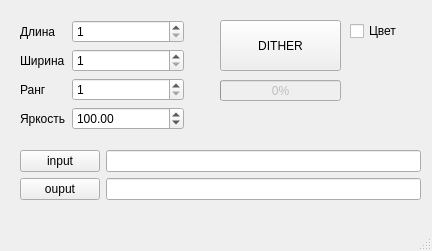
Before: the Qt Designer form mainwindow.ui in Pomidor1638/DitherIT, drawn with Qt 5.
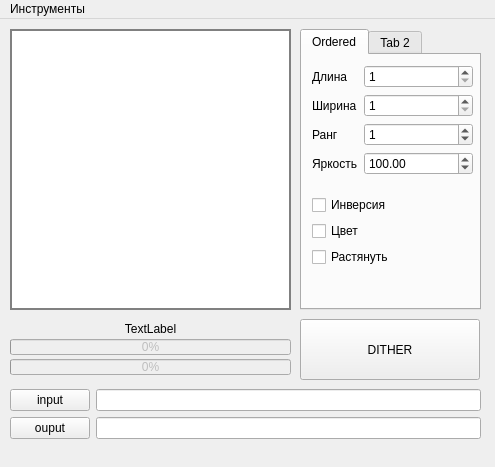
After: the same form once the commit is applied.

Commit message: added pallete menu

Patch:
```diff
--- a/mainwindow.ui
+++ b/mainwindow.ui
@@ -2,16 +2,40 @@
 <ui version="4.0">
  <class>MainWindow</class>
  <widget class="QMainWindow" name="MainWindow">
+  <property name="enabled">
+   <bool>true</bool>
+  </property>
   <property name="geometry">
    <rect>
     <x>0</x>
     <y>0</y>
-    <width>432</width>
-    <height>251</height>
+    <width>495</width>
+    <height>467</height>
    </rect>
   </property>
+  <property name="sizePolicy">
+   <sizepolicy hsizetype="Preferred" vsizetype="Preferred">
+    <horstretch>0</horstretch>
+    <verstretch>0</verstretch>
+   </sizepolicy>
+  </property>
+  <property name="minimumSize">
+   <size>
+    <width>495</width>
+    <height>436</height>
+   </size>
+  </property>
+  <property name="maximumSize">
+   <size>
+    <width>16384</width>
+    <height>16384</height>
+   </size>
+  </property>
   <property name="windowTitle">
-   <string>MainWindow</string>
+   <string>DitherIT</string>
+  </property>
+  <property name="toolButtonStyle">
+   <enum>Qt::ToolButtonStyle::ToolButtonIconOnly</enum>
   </property>
   <property name="animated">
    <bool>true</bool>
@@ -22,45 +46,198 @@
   <property name="tabShape">
    <enum>QTabWidget::TabShape::Rounded</enum>
   </property>
+  <property name="dockNestingEnabled">
+   <bool>false</bool>
+  </property>
   <property name="dockOptions">
    <set>QMainWindow::DockOption::AllowTabbedDocks|QMainWindow::DockOption::AnimatedDocks</set>
   </property>
+  <property name="unifiedTitleAndToolBarOnMac">
+   <bool>false</bool>
+  </property>
   <widget class="QWidget" name="centralwidget">
-   <widget class="QToolButton" name="DitherIT">
     <property name="enabled">
      <bool>true</bool>
     </property>
+   <widget class="QProgressBar" name="progressBar">
+    <property name="enabled">
+     <bool>false</bool>
+    </property>
     <property name="geometry">
      <rect>
-      <x>220</x>
-      <y>20</y>
-      <width>121</width>
-      <height>51</height>
+      <x>10</x>
+      <y>320</y>
+      <width>281</width>
+      <height>16</height>
      </rect>
     </property>
-    <property name="sizePolicy">
-     <sizepolicy hsizetype="Fixed" vsizetype="Fixed">
-      <horstretch>0</horstretch>
-      <verstretch>0</verstretch>
-     </sizepolicy>
+    <property name="value">
+     <number>0</number>
     </property>
+   </widget>
+   <widget class="QWidget" name="formLayoutWidget_2">
+    <property name="geometry">
+     <rect>
+      <x>10</x>
+      <y>370</y>
+      <width>471</width>
+      <height>61</height>
+     </rect>
+    </property>
+    <layout class="QFormLayout" name="formLayout_2">
+     <item row="0" column="0">
+      <widget class="QPushButton" name="browseInput">
     <property name="text">
-     <string>DITHER</string>
-    </property>
-    <property name="checkable">
+        <string>input</string>
+       </property>
+      </widget>
+     </item>
+     <item row="1" column="0">
+      <widget class="QPushButton" name="browseOuput">
+       <property name="text">
+        <string>ouput</string>
+       </property>
+      </widget>
+     </item>
+     <item row="1" column="1">
+      <widget class="QLineEdit" name="outputPath">
+       <property name="readOnly">
+        <bool>true</bool>
+       </property>
+      </widget>
+     </item>
+     <item row="0" column="1">
+      <widget class="QLineEdit" name="inputPath">
+       <property name="readOnly">
+        <bool>true</bool>
+       </property>
+      </widget>
+     </item>
+    </layout>
+   </widget>
+   <widget class="QGraphicsView" name="graphicsView">
+    <property name="geometry">
+     <rect>
+      <x>10</x>
+      <y>10</y>
+      <width>281</width>
+      <height>281</height>
+     </rect>
+    </property>
+    <property name="styleSheet">
+     <string notr="true">border: 2px solid gray;
+</string>
+    </property>
+   </widget>
+   <widget class="QProgressBar" name="progressBar_2">
+    <property name="enabled">
      <bool>false</bool>
     </property>
+    <property name="geometry">
+     <rect>
+      <x>10</x>
+      <y>340</y>
+      <width>281</width>
+      <height>16</height>
+     </rect>
+    </property>
+    <property name="value">
+     <number>0</number>
+    </property>
+   </widget>
+   <widget class="QTabWidget" name="tabWidget">
+    <property name="geometry">
+     <rect>
+      <x>300</x>
+      <y>10</y>
+      <width>181</width>
+      <height>281</height>
+     </rect>
+    </property>
+    <property name="currentIndex">
+     <number>0</number>
+    </property>
+    <widget class="QWidget" name="orderedTab">
+     <attribute name="title">
+      <string>Ordered</string>
+     </attribute>
+     <widget class="QWidget" name="verticalLayoutWidget">
+      <property name="geometry">
+       <rect>
+        <x>10</x>
+        <y>140</y>
+        <width>161</width>
+        <height>101</height>
+       </rect>
+      </property>
+      <layout class="QVBoxLayout" name="verticalLayout">
+       <item>
+        <widget class="QCheckBox" name="inverseFlag">
+         <property name="text">
+          <string>Инверсия</string>
+         </property>
+         <property name="checked">
+          <bool>false</bool>
+         </property>
+         <property name="autoRepeat">
+          <bool>false</bool>
+         </property>
+        </widget>
+       </item>
+       <item>
+        <widget class="QCheckBox" name="colorFlag">
+         <property name="text">
+          <string>Цвет</string>
+         </property>
+         <property name="checked">
+          <bool>false</bool>
+         </property>
+         <property name="autoRepeat">
+          <bool>false</bool>
+         </property>
+        </widget>
+       </item>
+       <item>
+        <widget class="QCheckBox" name="stretchFlag">
+         <property name="text">
+          <string>Растянуть</string>
+         </property>
+         <property name="checked">
+          <bool>false</bool>
+         </property>
+         <property name="autoRepeat">
+          <bool>false</bool>
+         </property>
+        </widget>
+       </item>
+       <item>
+        <spacer name="verticalSpacer">
+         <property name="orientation">
+          <enum>Qt::Orientation::Vertical</enum>
+         </property>
+         <property name="sizeHint" stdset="0">
+          <size>
+           <width>20</width>
+           <height>40</height>
+          </size>
+         </property>
+        </spacer>
+       </item>
+      </layout>
    </widget>
    <widget class="QWidget" name="formLayoutWidget">
     <property name="geometry">
      <rect>
-      <x>20</x>
-      <y>20</y>
-      <width>164</width>
+        <x>10</x>
+        <y>10</y>
+        <width>161</width>
       <height>121</height>
      </rect>
     </property>
     <layout class="QFormLayout" name="formLayout">
+       <property name="sizeConstraint">
+        <enum>QLayout::SizeConstraint::SetDefaultConstraint</enum>
+       </property>
      <item row="0" column="0">
       <widget class="QLabel" name="label">
        <property name="text">
@@ -75,20 +252,16 @@
        </property>
       </widget>
      </item>
-     <item row="2" column="0">
-      <widget class="QLabel" name="label_3">
-       <property name="text">
-        <string>Ранг </string>
-       </property>
-      </widget>
-     </item>
      <item row="2" column="1">
       <widget class="QSpinBox" name="MatrixNInput">
        <property name="minimum">
-        <number>1</number>
+          <number>0</number>
        </property>
        <property name="maximum">
-        <number>8</number>
+          <number>11</number>
+         </property>
+         <property name="value">
+          <number>1</number>
        </property>
       </widget>
      </item>
@@ -98,17 +271,7 @@
         <number>1</number>
        </property>
        <property name="maximum">
-        <number>8192</number>
-       </property>
-      </widget>
-     </item>
-     <item row="0" column="1">
-      <widget class="QSpinBox" name="widthInput">
-       <property name="minimum">
-        <number>1</number>
-       </property>
-       <property name="maximum">
-        <number>8192</number>
+          <number>32768</number>
        </property>
       </widget>
      </item>
@@ -122,102 +285,123 @@
      <item row="3" column="1">
       <widget class="QDoubleSpinBox" name="brightInput">
        <property name="maximum">
-        <double>200.000000000000000</double>
+          <double>1000.000000000000000</double>
        </property>
        <property name="value">
         <double>100.000000000000000</double>
        </property>
       </widget>
      </item>
-    </layout>
-   </widget>
-   <widget class="QProgressBar" name="progressBar">
-    <property name="enabled">
-     <bool>false</bool>
-    </property>
-    <property name="geometry">
-     <rect>
-      <x>220</x>
-      <y>80</y>
-      <width>121</width>
-      <height>21</height>
-     </rect>
-    </property>
-    <property name="value">
-     <number>0</number>
-    </property>
-   </widget>
-   <widget class="QCheckBox" name="colorFlag">
-    <property name="geometry">
-     <rect>
-      <x>350</x>
-      <y>20</y>
-      <width>77</width>
-      <height>22</height>
-     </rect>
-    </property>
+       <item row="2" column="0">
+        <widget class="QLabel" name="label_3">
     <property name="text">
-     <string>Цвет</string>
-    </property>
-    <property name="checked">
-     <bool>false</bool>
-    </property>
-    <property name="autoRepeat">
-     <bool>false</bool>
-    </property>
-   </widget>
-   <widget class="QWidget" name="formLayoutWidget_2">
-    <property name="geometry">
-     <rect>
-      <x>20</x>
-      <y>150</y>
-      <width>401</width>
-      <height>56</height>
-     </rect>
-    </property>
-    <layout class="QFormLayout" name="formLayout_2">
-     <item row="0" column="0">
-      <widget class="QPushButton" name="browseInput">
-       <property name="text">
-        <string>input</string>
+          <string>Ранг </string>
        </property>
       </widget>
      </item>
      <item row="0" column="1">
-      <widget class="QLineEdit" name="inputPath">
-       <property name="readOnly">
-        <bool>true</bool>
-       </property>
-      </widget>
-     </item>
-     <item row="1" column="0">
-      <widget class="QPushButton" name="browseOuput">
+        <widget class="QSpinBox" name="widthInput">
+         <property name="minimum">
+          <number>1</number>
+         </property>
+         <property name="maximum">
+          <number>32768</number>
+         </property>
+        </widget>
+       </item>
+      </layout>
+     </widget>
+    </widget>
+    <widget class="QWidget" name="tab_2">
+     <attribute name="title">
+      <string>Tab 2</string>
+     </attribute>
+    </widget>
+   </widget>
+   <widget class="QWidget" name="horizontalLayoutWidget">
+    <property name="geometry">
+     <rect>
+      <x>10</x>
+      <y>300</y>
+      <width>281</width>
+      <height>20</height>
+     </rect>
+    </property>
+    <layout class="QHBoxLayout" name="horizontalLayout">
+     <item>
+      <widget class="QLabel" name="label_5">
        <property name="text">
-        <string>ouput</string>
+        <string>TextLabel</string>
        </property>
-      </widget>
-     </item>
-     <item row="1" column="1">
-      <widget class="QLineEdit" name="outputPath">
-       <property name="readOnly">
-        <bool>true</bool>
+       <property name="textFormat">
+        <enum>Qt::TextFormat::AutoText</enum>
        </property>
+       <property name="alignment">
+        <set>Qt::AlignmentFlag::AlignCenter</set>
+       </property>
       </widget>
      </item>
     </layout>
    </widget>
+   <widget class="QToolButton" name="DitherIT">
+    <property name="enabled">
+     <bool>true</bool>
+    </property>
+    <property name="geometry">
+     <rect>
+      <x>300</x>
+      <y>300</y>
+      <width>180</width>
+      <height>61</height>
+     </rect>
+    </property>
+    <property name="sizePolicy">
+     <sizepolicy hsizetype="Fixed" vsizetype="Fixed">
+      <horstretch>0</horstretch>
+      <verstretch>0</verstretch>
+     </sizepolicy>
+    </property>
+    <property name="minimumSize">
+     <size>
+      <width>180</width>
+      <height>50</height>
+     </size>
+    </property>
+    <property name="text">
+     <string>DITHER</string>
+    </property>
+    <property name="checkable">
+     <bool>false</bool>
+    </property>
+   </widget>
   </widget>
   <widget class="QMenuBar" name="menubar">
    <property name="geometry">
     <rect>
      <x>0</x>
      <y>0</y>
-     <width>432</width>
+     <width>495</width>
      <height>21</height>
     </rect>
    </property>
-  </widget>
-  <widget class="QStatusBar" name="statusbar"/>
+   <widget class="QMenu" name="toolsMenu">
+    <property name="title">
+     <string>Инструменты</string>
+    </property>
+    <addaction name="palleteMenu"/>
+   </widget>
+   <addaction name="toolsMenu"/>
+  </widget>
+  <action name="action">
+   <property name="text">
+    <string>Палитра</string>
+   </property>
+  </action>
+  <action name="palleteMenu">
+   <property name="text">
+    <string>Палитра</string>
+   </property>
+  </action>
  </widget>
  <resources/>
  <connections/>
```
Lines whose indentation alone changed are shown as unchanged. The commit also changes 1590 other files.
